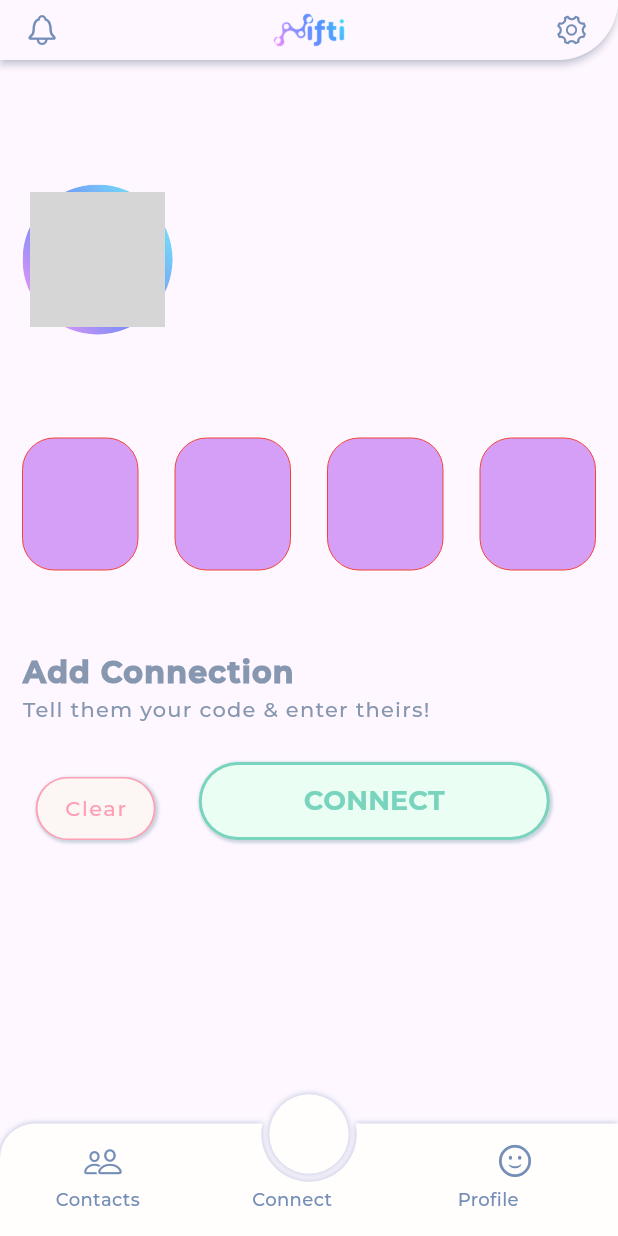
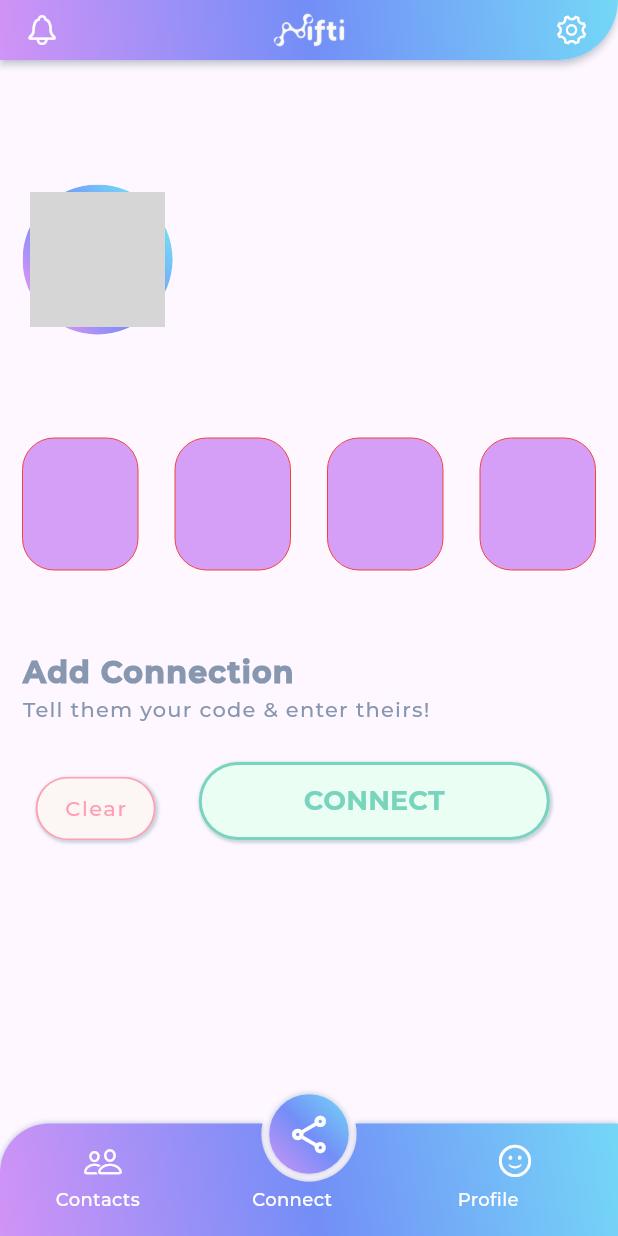
Before and after one commit to raghiiboiibaxtor/nifti_capstone, a Flutter app: the screen it shows once a user with an empty profile is signed in, on a phone screen of 412 x 824 dp. Run offline on Flutter 3.47's test engine with Material 2 defaults, Android fonts, the phone set to English and light mode, and no system bars; drawn by our look-alikes of circle_nav_bar, pin_code_fields; our stand-ins replace cloud_firestore, firebase_auth, firebase_core, firebase_storage, gradient_borders, image_picker and 1 more; accounts and stored records are empty; network calls fail; grey boxes are pictures that could not be loaded.

Commit message:
Nav UI Updated

```diff
--- a/lib/components/app_theme.dart
+++ b/lib/components/app_theme.dart
@@ -1,11 +1,14 @@
 import 'package:flutter/material.dart';
 
 // APP COLOURS
-LinearGradient niftiGradient = const LinearGradient(colors: [
-  Color.fromRGBO(209, 147, 246, 1),
-  Color.fromRGBO(115, 142, 247, 1),
-  Color.fromRGBO(116, 215, 247, 1)
-]);
+LinearGradient niftiGradient = const LinearGradient(
+    begin: Alignment.bottomLeft,
+    end: Alignment.topRight,
+    colors: [
+      Color.fromRGBO(209, 147, 246, 1),
+      Color.fromRGBO(115, 142, 247, 1),
+      Color.fromRGBO(116, 215, 247, 1)
+    ]);
 
 Color niftiPink = const Color.fromRGBO(209, 147, 246, 1);
 Color niftiDarkBlue = const Color.fromRGBO(115, 142, 247, 1);
--- a/lib/widget_tree.dart
+++ b/lib/widget_tree.dart
@@ -1,6 +1,5 @@
 import 'package:flutter/cupertino.dart';
 import 'package:flutter/material.dart';
-import 'package:advanced_icon/advanced_icon.dart';
 import 'package:nifti_locapp/components/app_theme.dart';
 import 'package:nifti_locapp/pages/connection_page.dart';
 import 'package:nifti_locapp/pages/contacts_page.dart';
@@ -40,12 +39,18 @@ class _WidgetTreeState extends State<WidgetTree> {
               borderRadius:
                   BorderRadius.only(bottomRight: Radius.circular(40))),
           // ? Appbar Theme
-          iconTheme: CupertinoIconThemeData(color: niftiGrey, size: 23),
+          iconTheme: CupertinoIconThemeData(color: niftiOffWhite, size: 23),
           elevation: 2,
           shadowColor: niftiGreyShadow,
           surfaceTintColor: niftiOffWhite,
           toolbarHeight: 40,
           centerTitle: true,
+          flexibleSpace: Container(
+            decoration: BoxDecoration(
+                gradient: niftiGradient,
+                borderRadius:
+                    const BorderRadius.only(bottomRight: Radius.circular(40))),
+          ),
           // ? Notifications
           leading: IconButton(
             onPressed: () {
@@ -59,7 +64,7 @@ class _WidgetTreeState extends State<WidgetTree> {
           // ? Nifti Logo
           title: SizedBox(
             width: 70,
-            child: Image.asset('images/nifti_logo.png'),
+            child: Image.asset('images/nifti_logo_white.png'),
           ),
           // ? Settings
           actions: [
@@ -193,12 +198,13 @@ class _WidgetTreeState extends State<WidgetTree> {
         //child: Icon(CupertinoIcons.group),
         //child: Icon(CupertinoIcons.question),
         //child: Icon(CupertinoIcons.smiley),
-
+        // ? Nav bar
         bottomNavigationBar: Stack(
           children: [
             Container(
               color: Colors.transparent,
               child: CircleNavBar(
+                // ? show selected page
                 onTap: (int value) {
                   setState(() {
                     currentPage = value;
@@ -207,33 +213,24 @@ class _WidgetTreeState extends State<WidgetTree> {
                 elevation: 3,
                 shadowColor: niftiGreyShadow,
                 activeIndex: currentPage,
+                height: 75,
+                circleWidth: 53,
+                gradient: niftiGradient,
+                circleGradient: niftiGradient,
+                color: niftiOffWhite,
                 cornerRadius:
-                    const BorderRadius.only(topLeft: Radius.circular(23)),
+                    const BorderRadius.only(topLeft: Radius.circular(33)),
+                // ? Selected Icons
                 activeIcons: [
-                  AdvancedIcon(
-                    icon: CupertinoIcons.person_2,
-                    gradient: niftiGradient,
+                  Icon(CupertinoIcons.person_2, color: niftiOffWhite, size: 30),
+                  Icon(
+                    Icons.share_outlined,
+                    color: niftiOffWhite,
                     size: 30,
                   ),
-                  const SizedBox(
-                    height:  0.01,
-                    width: 0.2,
-                    child: Image(
-                    image: AssetImage('images/nifti_icon_gradient.png'),
-                    semanticLabel: 'Connect',
-                  ),
-                  ),
-
-                  // Profile Active Icon
-                  AdvancedIcon(
-                    icon: CupertinoIcons.smiley,
-                    gradient: niftiGradient,
-                    size: 30,
-                  ),
-                  //Icon(CupertinoIcons.group, color: niftiGrey),
-                  //Icon(CupertinoIcons.question, color: niftiGrey),
-                  //Icon(CupertinoIcons.smiley, color: niftiGrey),
+                  Icon(CupertinoIcons.smiley, color: niftiOffWhite, size: 30),
                 ],
+                // ? Unselected Icons
                 inactiveIcons: [
                   Column(
                     mainAxisAlignment: MainAxisAlignment.center,
@@ -242,7 +239,7 @@ class _WidgetTreeState extends State<WidgetTree> {
                         height: 25,
                         child: Icon(
                           CupertinoIcons.person_2,
-                          color: niftiGrey,
+                          color: niftiOffWhite,
                           semanticLabel: 'Contacts',
                           size: 25,
                         ),
@@ -253,11 +250,14 @@ class _WidgetTreeState extends State<WidgetTree> {
                   Column(
                     mainAxisAlignment: MainAxisAlignment.center,
                     children: [
-                      Image(
-                        image: const AssetImage('images/nifti_icon_grey.png'),
-                        color: niftiGrey,
-                        semanticLabel: 'Connect',
+                      SizedBox(
                         height: 25,
+                        child: Icon(
+                          Icons.share_outlined,
+                          color: niftiOffWhite,
+                          semanticLabel: 'Connect',
+                          size: 25,
+                        ),
                       ),
                       const Padding(padding: EdgeInsets.only(bottom: 25)),
                     ],
@@ -269,7 +269,7 @@ class _WidgetTreeState extends State<WidgetTree> {
                         height: 25,
                         child: Icon(
                           CupertinoIcons.smiley,
-                          color: niftiGrey,
+                          color: niftiOffWhite,
                           semanticLabel: 'Profile',
                           size: 25,
                         ),
@@ -278,9 +278,6 @@ class _WidgetTreeState extends State<WidgetTree> {
                     ],
                   ),
                 ],
-                height: 75,
-                circleWidth: 53,
-                color: niftiOffWhite,
               ),
             ),
             // ? Navbar Text Labels
@@ -289,7 +286,7 @@ class _WidgetTreeState extends State<WidgetTree> {
               child: Text(
                 'Contacts',
                 style: TextStyle(
-                  color: niftiGrey,
+                  color: niftiOffWhite,
                   fontSize: 12,
                   fontWeight: FontWeight.w500,
                 ),
@@ -300,7 +297,7 @@ class _WidgetTreeState extends State<WidgetTree> {
               child: Text(
                 'Connect',
                 style: TextStyle(
-                  color: niftiGrey,
+                  color: niftiOffWhite,
                   fontSize: 12,
                   fontWeight: FontWeight.w500,
                 ),
@@ -311,7 +308,7 @@ class _WidgetTreeState extends State<WidgetTree> {
               child: Text(
                 'Profile',
                 style: TextStyle(
-                  color: niftiGrey,
+                  color: niftiOffWhite,
                   fontSize: 12,
                   fontWeight: FontWeight.w500,
                 ),
```
